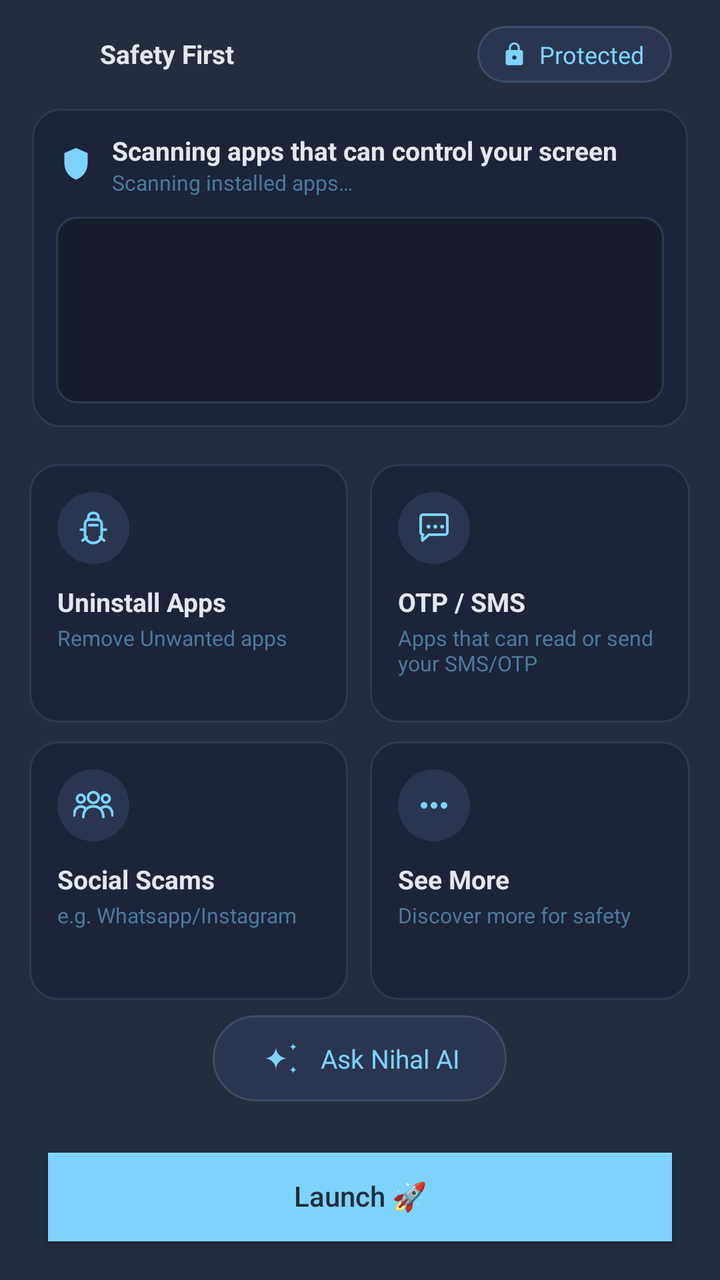
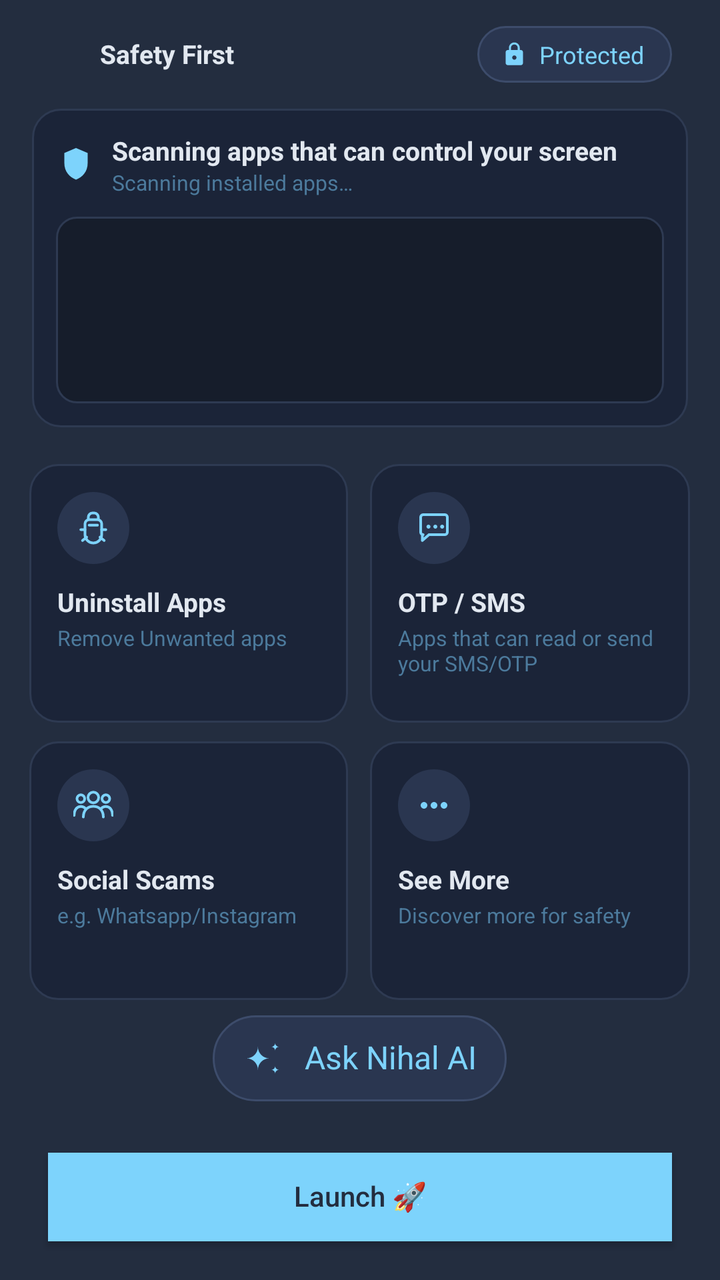

The first picture is an Android layout as it rendered before a commit; the second is the same layout after the commit. The layout source and the unified diff follow.
<!-- AndroidManifest.xml: activity theme Theme.NihalHome -->
<!-- res/layout/activity_main.xml -->
<?xml version="1.0" encoding="utf-8"?>
<LinearLayout xmlns:android="http://schemas.android.com/apk/res/android"
    android:layout_width="match_parent"
    android:layout_height="match_parent"
    android:orientation="vertical"
    android:weightSum="1000"
    android:background="@color/onboarding_background">

    
    <LinearLayout
        android:id="@+id/topStatusBar"
        android:layout_width="match_parent"
        android:layout_height="0dp"
        android:layout_weight="85"
        android:orientation="horizontal"
        android:gravity="center_vertical"
        android:paddingStart="24dp"
        android:paddingEnd="24dp">

        <LinearLayout
            android:id="@+id/containerSafetyFirst"
            android:layout_width="0dp"
            android:layout_height="wrap_content"
            android:layout_weight="1"
            android:orientation="horizontal"
            android:gravity="start|center_vertical">

            <ImageView
                android:id="@+id/imageSafetyLogo"
                android:layout_width="20dp"
                android:layout_height="20dp"
                android:layout_marginEnd="6dp"
                android:src="@mipmap/ic_launcher" />

            <TextView
                android:id="@+id/textSafetyFirst"
                android:layout_width="wrap_content"
                android:layout_height="wrap_content"
                android:text="@string/safety_first_title"
                android:textColor="@color/onboarding_heading"
                android:textSize="13sp"
                android:textStyle="bold" />

        </LinearLayout>

        <LinearLayout
            android:id="@+id/containerProtected"
            android:layout_width="wrap_content"
            android:layout_height="wrap_content"
            android:orientation="horizontal"
            android:gravity="center_vertical"
            android:background="@drawable/bg_capsule_protected"
            android:paddingStart="12dp"
            android:paddingEnd="14dp"
            android:paddingTop="6dp"
            android:paddingBottom="6dp">

            <ImageView
                android:id="@+id/imageLockIcon"
                android:layout_width="13dp"
                android:layout_height="13dp"
                android:layout_marginEnd="6dp"
                android:src="@drawable/ic_lock" />

            <TextView
                android:id="@+id/textProtected"
                android:layout_width="wrap_content"
                android:layout_height="wrap_content"
                android:text="@string/protected_label"
                android:textColor="@color/onboarding_accent"
                android:textSize="12sp" />

        </LinearLayout>

    </LinearLayout>

    
    <FrameLayout
        android:id="@+id/containerFirstPart"
        android:layout_width="match_parent"
        android:layout_height="0dp"
        android:layout_weight="249"
        android:paddingStart="16dp"
        android:paddingEnd="16dp">

        <LinearLayout
            android:id="@+id/boxFirstPart"
            android:layout_width="match_parent"
            android:layout_height="match_parent"
            android:orientation="vertical"
            android:background="@drawable/bg_scan_card"
            android:padding="12dp">

            <LinearLayout
                android:layout_width="match_parent"
                android:layout_height="wrap_content"
                android:orientation="horizontal"
                android:gravity="center_vertical"
                android:layout_marginBottom="10dp">

                <ImageView
                    android:layout_width="20dp"
                    android:layout_height="20dp"
                    android:layout_marginEnd="8dp"
                    android:src="@drawable/ic_shield_scan" />

                <LinearLayout
                    android:layout_width="0dp"
                    android:layout_height="wrap_content"
                    android:layout_weight="1"
                    android:orientation="vertical">

                    <TextView
                        android:text="@string/scan_title"
                        android:layout_width="wrap_content"
                        android:layout_height="wrap_content"
                        android:textColor="@color/onboarding_heading"
                        android:textSize="13sp"
                        android:textStyle="bold" />

                    <TextView
                        android:id="@+id/textScanSubtitle"
                        android:text="@string/scan_subtitle_running"
                        android:layout_width="wrap_content"
                        android:layout_height="wrap_content"
                        android:textColor="@color/terminal_text_dim"
                        android:textSize="10.5sp" />

                </LinearLayout>

            </LinearLayout>

            <FrameLayout
                android:layout_width="match_parent"
                android:layout_height="0dp"
                android:layout_weight="1">

                <ScrollView
                    android:id="@+id/scrollTerminal"
                    android:layout_width="match_parent"
                    android:layout_height="match_parent"
                    android:background="@drawable/bg_terminal"
                    android:padding="10dp"
                    android:scrollbars="none"
                    android:visibility="visible">

                    <TextView
                        android:id="@+id/textTerminalLog"
                        android:layout_width="match_parent"
                        android:layout_height="wrap_content"
                        android:fontFamily="monospace"
                        android:textColor="@color/terminal_text"
                        android:textSize="9.5sp"
                        android:lineSpacingExtra="2dp" />

                </ScrollView>

                <ScrollView
                    android:id="@+id/scrollResults"
                    android:layout_width="match_parent"
                    android:layout_height="match_parent"
                    android:scrollbars="none"
                    android:visibility="gone">

                    <LinearLayout
                        android:id="@+id/containerRiskResults"
                        android:layout_width="match_parent"
                        android:layout_height="wrap_content"
                        android:orientation="vertical" />

                </ScrollView>

                <LinearLayout
                    android:id="@+id/containerNoIssues"
                    android:layout_width="match_parent"
                    android:layout_height="match_parent"
                    android:orientation="vertical"
                    android:gravity="center"
                    android:paddingStart="10dp"
                    android:paddingEnd="10dp"
                    android:paddingTop="4dp"
                    android:paddingBottom="4dp"
                    android:visibility="gone">

                    <ImageView
                        android:layout_width="@dimen/no_issues_icon_size"
                        android:layout_height="@dimen/no_issues_icon_size"
                        android:layout_marginBottom="4dp"
                        android:adjustViewBounds="true"
                        android:scaleType="fitCenter"
                        android:src="@drawable/ic_shield_check" />

                    <TextView
                        android:text="@string/no_issues_found_title"
                        android:layout_width="match_parent"
                        android:layout_height="wrap_content"
                        android:textColor="@color/onboarding_heading"
                        android:textStyle="bold"
                        android:gravity="center"
                        android:maxLines="1"
                        android:autoSizeTextType="uniform"
                        android:autoSizeMinTextSize="8sp"
                        android:autoSizeMaxTextSize="13sp"
                        android:autoSizeStepGranularity="1sp" />

                    <TextView
                        android:text="@string/no_issues_found_subtitle"
                        android:layout_width="match_parent"
                        android:layout_height="wrap_content"
                        android:layout_marginTop="2dp"
                        android:textColor="@color/terminal_text_dim"
                        android:gravity="center"
                        android:maxLines="2"
                        android:autoSizeTextType="uniform"
                        android:autoSizeMinTextSize="7sp"
                        android:autoSizeMaxTextSize="10sp"
                        android:autoSizeStepGranularity="1sp" />

                </LinearLayout>

            </FrameLayout>

        </LinearLayout>

    </FrameLayout>

    
    <View
        android:layout_width="match_parent"
        android:layout_height="0dp"
        android:layout_weight="29" />

    
    <LinearLayout
        android:layout_width="match_parent"
        android:layout_height="0dp"
        android:layout_weight="202"
        android:orientation="horizontal"
        android:weightSum="10000">

        <View
            android:layout_width="0dp"
            android:layout_height="match_parent"
            android:layout_weight="415" />

        <LinearLayout
            android:id="@+id/cardUninstallApps"
            android:layout_width="0dp"
            android:layout_height="match_parent"
            android:layout_weight="4430"
            android:orientation="vertical"
            android:background="@drawable/bg_feature_card"
            android:clickable="true"
            android:focusable="true"
            android:padding="14dp">

            <ImageView
                android:layout_width="36dp"
                android:layout_height="36dp"
                android:layout_marginBottom="10dp"
                android:background="@drawable/bg_feature_icon_circle"
                android:padding="8dp"
                android:src="@drawable/ic_feature_uninstall" />

            <TextView
                android:text="@string/feature_uninstall_title"
                android:layout_width="wrap_content"
                android:layout_height="wrap_content"
                android:textColor="@color/onboarding_heading"
                android:textSize="13sp"
                android:textStyle="bold" />

            <TextView
                android:text="@string/feature_uninstall_subtitle"
                android:layout_width="wrap_content"
                android:layout_height="wrap_content"
                android:layout_marginTop="2dp"
                android:textColor="@color/terminal_text_dim"
                android:textSize="10.5sp" />

        </LinearLayout>

        <View
            android:layout_width="0dp"
            android:layout_height="match_parent"
            android:layout_weight="310" />

        <LinearLayout
            android:id="@+id/cardOtpSms"
            android:layout_width="0dp"
            android:layout_height="match_parent"
            android:layout_weight="4430"
            android:orientation="vertical"
            android:background="@drawable/bg_feature_card"
            android:clickable="true"
            android:focusable="true"
            android:padding="14dp">

            <ImageView
                android:layout_width="36dp"
                android:layout_height="36dp"
                android:layout_marginBottom="10dp"
                android:background="@drawable/bg_feature_icon_circle"
                android:padding="8dp"
                android:src="@drawable/ic_feature_otp_sms" />

            <TextView
                android:text="@string/feature_otp_sms_title"
                android:layout_width="wrap_content"
                android:layout_height="wrap_content"
                android:textColor="@color/onboarding_heading"
                android:textSize="13sp"
                android:textStyle="bold" />

            <TextView
                android:text="@string/feature_otp_sms_subtitle"
                android:layout_width="wrap_content"
                android:layout_height="wrap_content"
                android:layout_marginTop="2dp"
                android:textColor="@color/terminal_text_dim"
                android:textSize="10.5sp" />

        </LinearLayout>

        <View
            android:layout_width="0dp"
            android:layout_height="match_parent"
            android:layout_weight="415" />

    </LinearLayout>

    
    <View
        android:layout_width="match_parent"
        android:layout_height="0dp"
        android:layout_weight="15" />

    
    <LinearLayout
        android:layout_width="match_parent"
        android:layout_height="0dp"
        android:layout_weight="202"
        android:orientation="horizontal"
        android:weightSum="10000">

        <View
            android:layout_width="0dp"
            android:layout_height="match_parent"
            android:layout_weight="415" />

        <LinearLayout
            android:id="@+id/cardSocialScams"
            android:layout_width="0dp"
            android:layout_height="match_parent"
            android:layout_weight="4430"
            android:orientation="vertical"
            android:background="@drawable/bg_feature_card"
            android:clickable="true"
            android:focusable="true"
            android:padding="14dp">

            <ImageView
                android:layout_width="36dp"
                android:layout_height="36dp"
                android:layout_marginBottom="10dp"
                android:background="@drawable/bg_feature_icon_circle"
                android:padding="8dp"
                android:src="@drawable/ic_feature_social_scams" />

            <TextView
                android:text="@string/feature_social_scams_title"
                android:layout_width="wrap_content"
                android:layout_height="wrap_content"
                android:textColor="@color/onboarding_heading"
                android:textSize="13sp"
                android:textStyle="bold" />

            <TextView
                android:text="@string/feature_social_scams_subtitle"
                android:layout_width="wrap_content"
                android:layout_height="wrap_content"
                android:layout_marginTop="2dp"
                android:textColor="@color/terminal_text_dim"
                android:textSize="10.5sp" />

        </LinearLayout>

        <View
            android:layout_width="0dp"
            android:layout_height="match_parent"
            android:layout_weight="310" />

        <LinearLayout
            android:id="@+id/cardSeeMore"
            android:layout_width="0dp"
            android:layout_height="match_parent"
            android:layout_weight="4430"
            android:orientation="vertical"
            android:background="@drawable/bg_feature_card"
            android:clickable="true"
            android:focusable="true"
            android:padding="14dp">

            <ImageView
                android:layout_width="36dp"
                android:layout_height="36dp"
                android:layout_marginBottom="10dp"
                android:background="@drawable/bg_feature_icon_circle"
                android:padding="8dp"
                android:src="@drawable/ic_feature_see_more" />

            <TextView
                android:text="@string/feature_see_more_title"
                android:layout_width="wrap_content"
                android:layout_height="wrap_content"
                android:textColor="@color/onboarding_heading"
                android:textSize="13sp"
                android:textStyle="bold" />

            <TextView
                android:text="@string/feature_see_more_subtitle"
                android:layout_width="wrap_content"
                android:layout_height="wrap_content"
                android:layout_marginTop="2dp"
                android:textColor="@color/terminal_text_dim"
                android:textSize="10.5sp" />

        </LinearLayout>

        <View
            android:layout_width="0dp"
            android:layout_height="match_parent"
            android:layout_weight="415" />

    </LinearLayout>

    
    <View
        android:layout_width="match_parent"
        android:layout_height="0dp"
        android:layout_weight="12" />

    
    <LinearLayout
        android:layout_width="match_parent"
        android:layout_height="0dp"
        android:layout_weight="67"
        android:orientation="horizontal"
        android:weightSum="1000">

        <View
            android:layout_width="0dp"
            android:layout_height="match_parent"
            android:layout_weight="296" />

        <LinearLayout
            android:id="@+id/containerAskNihalAi"
            android:layout_width="0dp"
            android:layout_height="match_parent"
            android:layout_weight="408"
            android:orientation="horizontal"
            android:gravity="center"
            android:background="@drawable/bg_capsule_protected"
            android:clickable="true"
            android:focusable="true">

            <ImageView
                android:id="@+id/imageAskNihalAiIcon"
                android:layout_width="23dp"
                android:layout_height="23dp"
                android:layout_marginEnd="8dp"
                android:src="@drawable/ic_sparkles" />

            <TextView
                android:id="@+id/textAskNihalAi"
                android:text="@string/ask_nihal_ai_label"
                android:layout_width="wrap_content"
                android:layout_height="wrap_content"
                android:textColor="@color/onboarding_accent"
                android:textSize="13sp" />

        </LinearLayout>

        <View
            android:layout_width="0dp"
            android:layout_height="match_parent"
            android:layout_weight="296" />

    </LinearLayout>

    
    <View
        android:layout_width="match_parent"
        android:layout_height="0dp"
        android:layout_weight="40" />

    
    <Button
        android:id="@+id/buttonGo"
        android:layout_width="match_parent"
        android:layout_height="0dp"
        android:layout_weight="69"
        android:layout_marginStart="24dp"
        android:layout_marginEnd="24dp"
        android:background="@color/onboarding_accent"
        android:text="@string/action_go"
        android:textColor="@color/onboarding_button_text"
        android:textAllCaps="false"
        android:includeFontPadding="false"
        android:elevation="0dp" />

    
    <View
        android:layout_width="match_parent"
        android:layout_height="0dp"
        android:layout_weight="30" />

</LinearLayout>
<!-- resources referenced by this layout -->
<resources>
  <color name="onboarding_accent">#7DD3FC</color>
  <color name="onboarding_background">#232D3F</color>
  <color name="onboarding_button_text">#232D3F</color>
  <color name="onboarding_heading">#E2E8F0</color>
  <color name="terminal_text">#7DD3FC</color>
  <color name="terminal_text_dim">#4C7A9C</color>
  <dimen name="no_issues_icon_size">28dp</dimen>
  <!-- drawable bg_capsule_protected (drawable) -->
  <shape xmlns:android="http://schemas.android.com/apk/res/android"
      android:shape="rectangle">
      <solid android:color="@color/protected_capsule_background" />
      <stroke
          android:width="1dp"
          android:color="@color/protected_capsule_border" />
      <corners android:radius="50dp" />
  </shape>
  <!-- drawable bg_feature_card (drawable) -->
  <?xml version="1.0" encoding="utf-8"?>
  <shape xmlns:android="http://schemas.android.com/apk/res/android"
      android:shape="rectangle">
      <solid android:color="@color/scan_card_background" />
      <stroke
          android:width="1dp"
          android:color="@color/scan_card_border" />
      <corners android:radius="14dp" />
  </shape>
  <!-- drawable bg_feature_icon_circle (drawable) -->
  <?xml version="1.0" encoding="utf-8"?>
  <shape xmlns:android="http://schemas.android.com/apk/res/android"
      android:shape="oval">
      <solid android:color="@color/protected_capsule_background" />
  </shape>
  <!-- drawable bg_scan_card (drawable) -->
  <?xml version="1.0" encoding="utf-8"?>
  <shape xmlns:android="http://schemas.android.com/apk/res/android"
      android:shape="rectangle">
      <solid android:color="@color/scan_card_background" />
      <stroke
          android:width="1dp"
          android:color="@color/scan_card_border" />
      <corners android:radius="14dp" />
  </shape>
  <!-- drawable bg_terminal (drawable) -->
  <?xml version="1.0" encoding="utf-8"?>
  <shape xmlns:android="http://schemas.android.com/apk/res/android"
      android:shape="rectangle">
      <solid android:color="@color/terminal_background" />
      <stroke
          android:width="1dp"
          android:color="@color/terminal_border" />
      <corners android:radius="10dp" />
  </shape>
  <!-- mipmap ic_launcher (mipmap-anydpi-v26) -->
  <?xml version="1.0" encoding="utf-8"?>
  <adaptive-icon xmlns:android="http://schemas.android.com/apk/res/android">
      <background android:drawable="@drawable/ic_launcher_background"/>
      <foreground android:drawable="@drawable/ic_launcher_foreground"/>
  </adaptive-icon>
  <string name="action_go">Launch 🚀</string>
  <string name="ask_nihal_ai_label">Ask Nihal AI</string>
  <string name="feature_otp_sms_subtitle">Apps that can read or send your SMS/OTP</string>
  <string name="feature_otp_sms_title">OTP / SMS</string>
  <string name="feature_see_more_subtitle">Discover more for safety</string>
  <string name="feature_see_more_title">See More</string>
  <string name="feature_social_scams_subtitle">e.g. Whatsapp/Instagram</string>
  <string name="feature_social_scams_title">Social Scams</string>
  <string name="feature_uninstall_subtitle">Remove Unwanted apps</string>
  <string name="feature_uninstall_title">Uninstall Apps</string>
  <string name="no_issues_found_subtitle">No Apps Found that can control your screen</string>
  <string name="no_issues_found_title">No Issues Found</string>
  <string name="protected_label">Protected</string>
  <string name="safety_first_title">Safety First</string>
  <string name="scan_subtitle_running">Scanning installed apps…</string>
  <string name="scan_title">Scanning apps that can control your screen</string>
  <color name="protected_capsule_background">#2A3650</color>
  <color name="protected_capsule_border">#3D4C6B</color>
  <color name="scan_card_background">#1B2438</color>
  <color name="scan_card_border">#2E3A52</color>
  <color name="terminal_background">#161D2B</color>
  <color name="terminal_border">#2E3A52</color>
  <color name="safe_state_icon">#4ADE80</color>
  <!-- unchanged entries left out for length: 11 -->
</resources>

<!-- the commit's change to res/layout/activity_main.xml (unified diff, before → after) -->
@@ -459,10 +459,12 @@
             android:layout_height="match_parent"
             android:layout_weight="408"
             android:orientation="horizontal"
-            android:gravity="center"
+            android:gravity="center_vertical"
             android:background="@drawable/bg_capsule_protected"
             android:clickable="true"
-            android:focusable="true">
+            android:focusable="true"
+            android:paddingStart="14dp"
+            android:paddingEnd="14dp">
 
             <ImageView
                 android:id="@+id/imageAskNihalAiIcon"
@@ -474,10 +476,17 @@
             <TextView
                 android:id="@+id/textAskNihalAi"
                 android:text="@string/ask_nihal_ai_label"
-                android:layout_width="wrap_content"
-                android:layout_height="wrap_content"
+                android:layout_width="0dp"
+                android:layout_height="match_parent"
+                android:layout_weight="1"
+                android:gravity="center"
                 android:textColor="@color/onboarding_accent"
-                android:textSize="13sp" />
+                android:maxLines="1"
+                android:includeFontPadding="false"
+                android:autoSizeTextType="uniform"
+                android:autoSizeMinTextSize="6sp"
+                android:autoSizeMaxTextSize="16sp"
+                android:autoSizeStepGranularity="1sp" />
 
         </LinearLayout>
 
